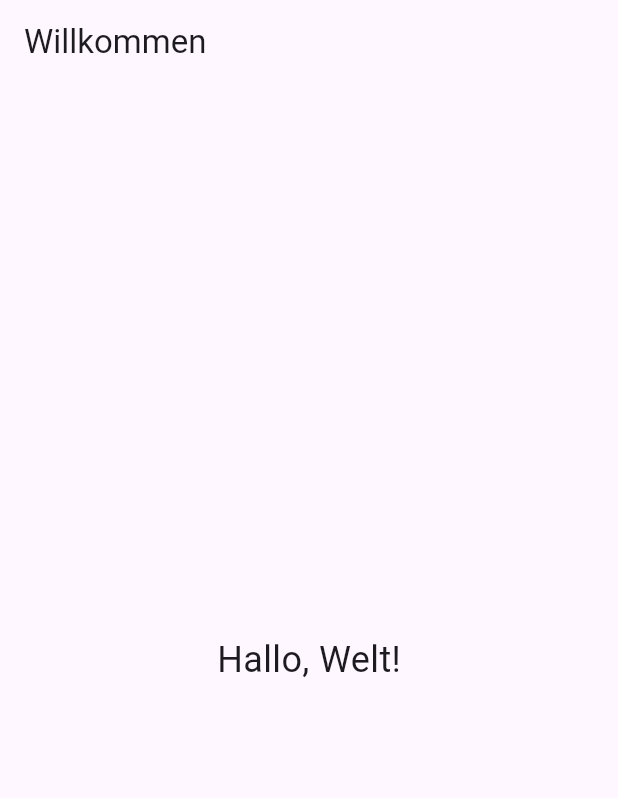
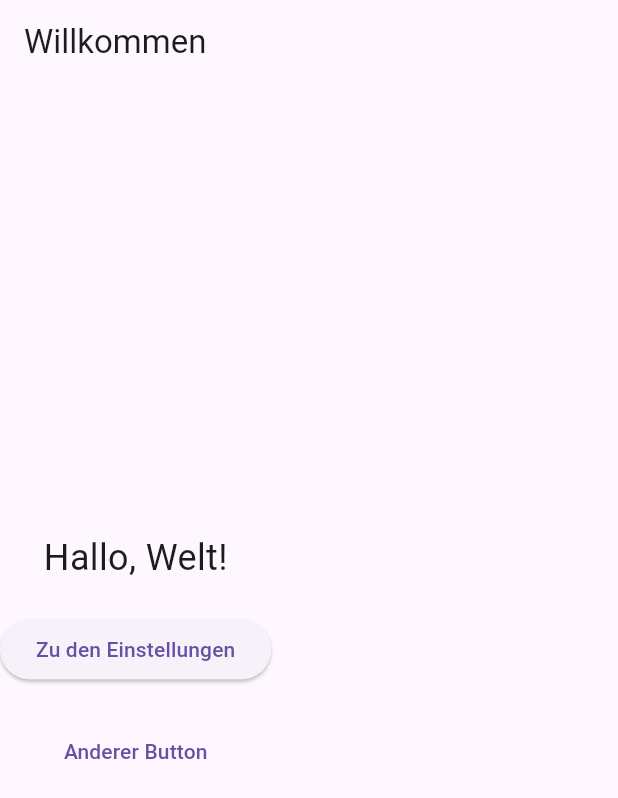
Before and after one commit to robert-vetter/OweFlow, a Flutter app: the screen it shows after launch, on a phone screen of 412 x 824 dp. Shown: the top 798 px of the screen. Run offline on Flutter 3.47's test engine with Material 3 defaults, Android fonts, the phone set to English and light mode, and no system bars.

Commit message:
First Few Functions Implemented

```diff
--- a/app/lib/app.dart
+++ b/app/lib/app.dart
@@ -1,26 +1,23 @@
 import 'package:flutter/material.dart';
+import 'pages/home.dart';
+import 'pages/settings.dart';
 
 class MyApp extends StatelessWidget {
-  const MyApp({super.key}); // const für Tests wichtig
+  const MyApp({super.key});
 
   @override
   Widget build(BuildContext context) {
     return MaterialApp(
+      debugShowCheckedModeBanner: false,
       title: 'Schuldenmanagement',
       theme: ThemeData(
-        primarySwatch: Colors.blue, // Einfaches Theme
+        primarySwatch: Colors.blue,
       ),
-      home: Scaffold(
-        appBar: AppBar(
-          title: const Text('Willkommen'), // Titel der App
-        ),
-        body: const Center(
-          child: Text(
-            'Hallo, Welt!', // Einfache Nachricht
-            style: TextStyle(fontSize: 24),
-          ),
-        ),
-      ),
+      home: const HomePage(), // Startseite festlegen
+      routes: {
+        '/home': (context) => const HomePage(),
+        '/settings': (context) => const SettingsPage(),
+      },
     );
   }
 }
--- a/app/lib/main.dart
+++ b/app/lib/main.dart
@@ -1,6 +1,6 @@
 import 'package:flutter/material.dart';
-import 'app.dart'; // Verweis auf die Haupt-App
+import 'app.dart';
 
 void main() {
-  runApp(const MyApp()); // Startet die App
+  runApp(const MyApp());
 }
--- /dev/null
+++ b/app/lib/pages/home.dart
@@ -0,0 +1,37 @@
+import 'package:flutter/material.dart';
+
+class HomePage extends StatelessWidget {
+  const HomePage({super.key});
+
+  @override
+  Widget build(BuildContext context) {
+    return Scaffold(
+      appBar: AppBar(
+        title: const Text('Willkommen'),
+      ),
+      body: Column(
+        mainAxisAlignment: MainAxisAlignment.center,
+        children: [
+          const Text(
+            'Hallo, Welt!',
+            style: TextStyle(fontSize: 24),
+          ),
+          const SizedBox(height: 20), // Abstand
+          ElevatedButton(
+            onPressed: () {
+              Navigator.pushNamed(context, '/settings');
+            },
+            child: const Text('Zu den Einstellungen'),
+          ),
+          const SizedBox(height: 20),
+          TextButton(
+            onPressed: () {
+              // Andere Aktion
+            },
+            child: const Text('Anderer Button'),
+          ),
+        ],
+      ),
+    );
+  }
+}
```
Also changed, not shown: app/lib/pages/settings.dart (added, +20 -0 lines), 1 other file.
